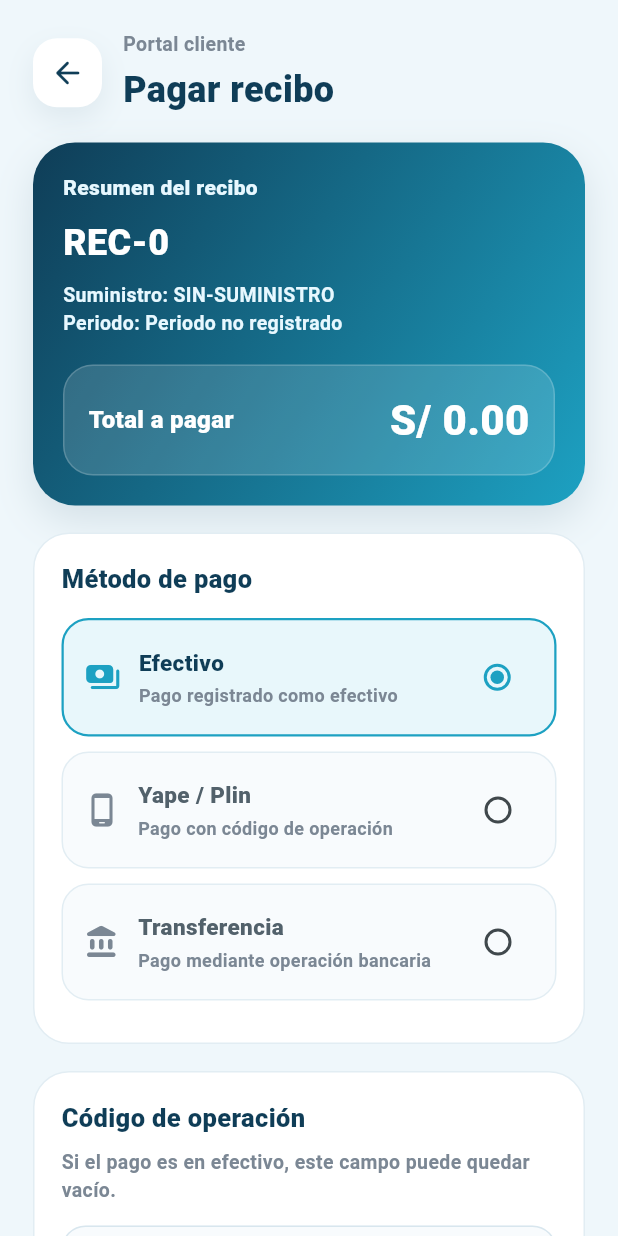
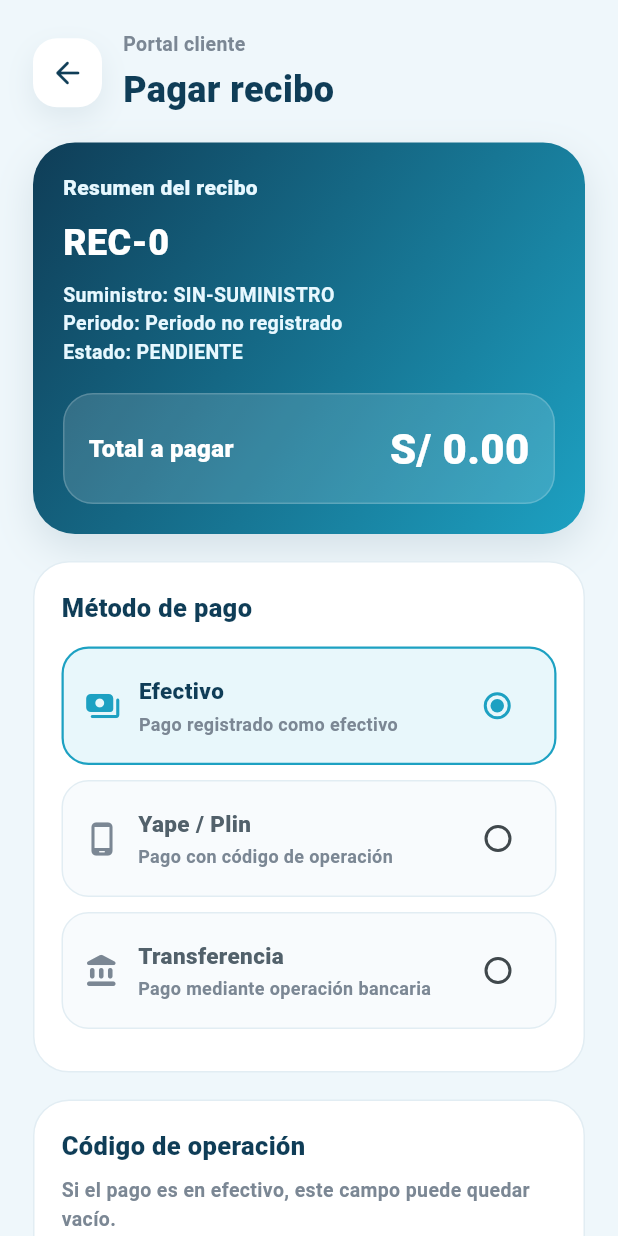
Before and after one commit to LalexDev/Proyecto_Agua, a Flutter app: the PagoCipPage screen opened by its route, on a phone screen of 412 x 824 dp. Run offline on Flutter 3.47's test engine with Material 3 defaults, Android fonts, the phone set to English and light mode, and no system bars; our stand-ins replace flutter_secure_storage, printing; missing offline and left inert: mobile_scanner; accounts and stored records are empty.

Commit message:
Corrige flujo de pago de recibos en app movil

```diff
--- a/mobile-app/jass_huacariz_app/lib/features/pagos/pago_cip_page.dart
+++ b/mobile-app/jass_huacariz_app/lib/features/pagos/pago_cip_page.dart
@@ -1,6 +1,7 @@
 import 'package:flutter/material.dart';
+
+import '../../core/services/pago_service.dart';
 import '../../core/services/recibo_service.dart';
-import '../../core/services/pago_service.dart';
 
 class PagoCipPage extends StatefulWidget {
   const PagoCipPage({super.key});
@@ -36,6 +37,10 @@ class _PagoCipPageState extends State<PagoCipPage> {
       return args;
     }
 
+    if (args is Map) {
+      return Map<String, dynamic>.from(args);
+    }
+
     return {};
   }
 
@@ -43,6 +48,7 @@ class _PagoCipPageState extends State<PagoCipPage> {
     final value = recibo['id'] ?? recibo['idRecibo'] ?? recibo['reciboId'];
 
     if (value is int) return value;
+    if (value is num) return value.toInt();
 
     return int.tryParse(value.toString()) ?? 0;
   }
@@ -115,7 +121,11 @@ class _PagoCipPageState extends State<PagoCipPage> {
 
   double _total(Map<String, dynamic> recibo) {
     return _numero(
-      recibo['total'] ?? recibo['montoTotal'] ?? recibo['importeTotal'] ?? 0,
+      recibo['total'] ??
+          recibo['montoTotal'] ??
+          recibo['importeTotal'] ??
+          recibo['totalPagar'] ??
+          0,
     );
   }
 
@@ -123,18 +133,61 @@ class _PagoCipPageState extends State<PagoCipPage> {
     return _texto(
       recibo['estadoRecibo'] ?? recibo['estado'] ?? recibo['situacion'],
       'PENDIENTE',
+    ).toUpperCase();
+  }
+
+  bool _puedePagar(Map<String, dynamic> recibo) {
+    final estado = _estado(recibo);
+    return estado == 'PENDIENTE' || estado == 'VENCIDO';
+  }
+
+  void _mostrarMensaje(String mensaje, {bool error = false}) {
+    ScaffoldMessenger.of(context).showSnackBar(
+      SnackBar(
+        content: Text(mensaje),
+        backgroundColor:
+            error ? const Color(0xFFD93025) : const Color(0xFF1F8F4D),
+      ),
     );
+  }
+
+  Future<Map<String, dynamic>?> _buscarReciboDelCliente(int idRecibo) async {
+    final misRecibos = await reciboService.listarMisRecibos();
+
+    for (final recibo in misRecibos) {
+      if (_id(recibo) == idRecibo) {
+        return recibo;
+      }
+    }
+
+    return null;
   }
 
   Future<void> registrarPago(Map<String, dynamic> recibo) async {
     final idRecibo = _id(recibo);
 
     if (idRecibo <= 0) {
-    ScaffoldMessenger.of(context).showSnackBar(
-      const SnackBar(
-        content: Text('No se encontró el ID del recibo.'),
-        backgroundColor: Color(0xFFD93025),
-      ),
+      _mostrarMensaje(
+        'No se encontró el ID del recibo.',
+        error: true,
+      );
+      return;
+    }
+
+    if (!_puedePagar(recibo)) {
+      _mostrarMensaje(
+        'Este recibo ya se encuentra pagado o no está disponible para pago.',
+        error: true,
+      );
+      return;
+    }
+
+    final codigoDigitado = codigoOperacionController.text.trim();
+
+    if (metodoPago != 'EFECTIVO' && codigoDigitado.isEmpty) {
+      _mostrarMensaje(
+        'Ingrese el código de operación para $metodoPago.',
+        error: true,
       );
       return;
     }
@@ -144,8 +197,7 @@ Future<void> registrarPago(Map<String, dynamic> recibo) async {
     });
 
     try {
-    // Verifica que el recibo realmente pertenezca al cliente logueado.
-    final reciboCliente = await reciboService.obtenerMiReciboPorId(idRecibo);
+      final reciboCliente = await _buscarReciboDelCliente(idRecibo);
 
       if (reciboCliente == null) {
         if (!mounted) return;
@@ -154,36 +206,27 @@ Future<void> registrarPago(Map<String, dynamic> recibo) async {
           cargando = false;
         });
 
-      ScaffoldMessenger.of(context).showSnackBar(
-        const SnackBar(
-          content: Text(
-            'Este recibo no pertenece al cliente autenticado. Cierra sesión e ingresa con el usuario correcto.',
-          ),
-          backgroundColor: Color(0xFFD93025),
-        ),
+        _mostrarMensaje(
+          'Este recibo no pertenece al cliente autenticado.',
+          error: true,
         );
         return;
       }
 
-    if (_estado(reciboCliente).toUpperCase() == 'PAGADO') {
+      if (_estado(reciboCliente) == 'PAGADO') {
         if (!mounted) return;
 
         setState(() {
           cargando = false;
         });
 
-      ScaffoldMessenger.of(context).showSnackBar(
-        const SnackBar(
-          content: Text('Este recibo ya se encuentra pagado.'),
-          backgroundColor: Color(0xFF1F8F4D),
-        ),
-      );
+        _mostrarMensaje('Este recibo ya se encuentra pagado.');
         return;
       }
 
-    final codigoOperacion = codigoOperacionController.text.trim().isEmpty
+      final codigoOperacion = codigoDigitado.isEmpty
           ? 'APP-${DateTime.now().millisecondsSinceEpoch}'
-        : codigoOperacionController.text.trim();
+          : codigoDigitado;
 
       await pagoService.pagarMiRecibo(
         idRecibo: idRecibo,
@@ -197,12 +240,7 @@ Future<void> registrarPago(Map<String, dynamic> recibo) async {
         cargando = false;
       });
 
-    ScaffoldMessenger.of(context).showSnackBar(
-      const SnackBar(
-        content: Text('Pago registrado correctamente.'),
-        backgroundColor: Color(0xFF1F8F4D),
-      ),
-    );
+      _mostrarMensaje('Pago registrado correctamente.');
 
       Navigator.pushNamedAndRemoveUntil(
         context,
@@ -216,11 +254,9 @@ Future<void> registrarPago(Map<String, dynamic> recibo) async {
         cargando = false;
       });
 
-    ScaffoldMessenger.of(context).showSnackBar(
-      SnackBar(
-        content: Text('Error al registrar pago: $e'),
-        backgroundColor: const Color(0xFFD93025),
-      ),
+      _mostrarMensaje(
+        'Error al registrar pago: ${e.toString().replaceFirst('Exception: ', '')}',
+        error: true,
       );
     }
   }
@@ -264,14 +300,16 @@ Future<void> registrarPago(Map<String, dynamic> recibo) async {
             borderRadius: BorderRadius.circular(16),
             boxShadow: [
               BoxShadow(
-                color: primary.withOpacity(0.08),
+                color: primary.withValues(alpha: 0.08),
                 blurRadius: 16,
                 offset: const Offset(0, 8),
               ),
             ],
           ),
           child: IconButton(
-            onPressed: () {
+            onPressed: cargando
+                ? null
+                : () {
                     Navigator.pop(context);
                   },
             icon: const Icon(
@@ -310,6 +348,8 @@ Future<void> registrarPago(Map<String, dynamic> recibo) async {
   }
 
   Widget _buildResumenPago(Map<String, dynamic> recibo) {
+    final estado = _estado(recibo);
+
     return Container(
       width: double.infinity,
       padding: const EdgeInsets.all(20),
@@ -325,7 +365,7 @@ Future<void> registrarPago(Map<String, dynamic> recibo) async {
         borderRadius: BorderRadius.circular(28),
         boxShadow: [
           BoxShadow(
-            color: primary.withOpacity(0.12),
+            color: primary.withValues(alpha: 0.12),
             blurRadius: 22,
             offset: const Offset(0, 10),
           ),
@@ -368,14 +408,24 @@ Future<void> registrarPago(Map<String, dynamic> recibo) async {
               fontWeight: FontWeight.w700,
             ),
           ),
+          Text(
+            'Estado: $estado',
+            style: const TextStyle(
+              color: Color(0xFFE7F8FF),
+              fontSize: 13,
+              fontWeight: FontWeight.w700,
+            ),
+          ),
           const SizedBox(height: 18),
           Container(
             width: double.infinity,
             padding: const EdgeInsets.all(16),
             decoration: BoxDecoration(
-              color: Colors.white.withOpacity(0.14),
+              color: Colors.white.withValues(alpha: 0.14),
               borderRadius: BorderRadius.circular(20),
-              border: Border.all(color: Colors.white.withOpacity(0.18)),
+              border: Border.all(
+                color: Colors.white.withValues(alpha: 0.18),
+              ),
             ),
             child: Row(
               children: [
@@ -468,6 +518,8 @@ Future<void> registrarPago(Map<String, dynamic> recibo) async {
   }
 
   Widget _buildOperacionInput() {
+    final requiereCodigo = metodoPago != 'EFECTIVO';
+
     return Container(
       width: double.infinity,
       padding: const EdgeInsets.all(18),
@@ -479,18 +531,22 @@ Future<void> registrarPago(Map<String, dynamic> recibo) async {
       child: Column(
         crossAxisAlignment: CrossAxisAlignment.start,
         children: [
-          const Text(
-            'Código de operación',
-            style: TextStyle(
+          Text(
+            requiereCodigo
+                ? 'Código de operación obligatorio'
+                : 'Código de operación',
+            style: const TextStyle(
               color: primary,
               fontSize: 17,
               fontWeight: FontWeight.w900,
             ),
           ),
           const SizedBox(height: 8),
-          const Text(
-            'Si el pago es en efectivo, este campo puede quedar vacío.',
-            style: TextStyle(
+          Text(
+            requiereCodigo
+                ? 'Ingrese el código generado por Yape, Plin o banco.'
+                : 'Si el pago es en efectivo, este campo puede quedar vacío.',
+            style: const TextStyle(
               color: muted,
               fontSize: 13,
               fontWeight: FontWeight.w700,
@@ -499,8 +555,10 @@ Future<void> registrarPago(Map<String, dynamic> recibo) async {
           const SizedBox(height: 14),
           TextField(
             controller: codigoOperacionController,
+            enabled: !cargando,
+            textInputAction: TextInputAction.done,
             decoration: InputDecoration(
-              hintText: 'Ej. 842913 / APP automático',
+              hintText: requiereCodigo ? 'Ej. 842913' : 'APP automático',
               filled: true,
               fillColor: const Color(0xFFF8FBFD),
               border: OutlineInputBorder(
@@ -523,11 +581,13 @@ Future<void> registrarPago(Map<String, dynamic> recibo) async {
   }
 
   Widget _buildBotonPagar(Map<String, dynamic> recibo) {
+    final puedePagar = _puedePagar(recibo);
+
     return SizedBox(
       width: double.infinity,
       height: 54,
       child: ElevatedButton.icon(
-        onPressed: cargando ? null : () => registrarPago(recibo),
+        onPressed: cargando || !puedePagar ? null : () => registrarPago(recibo),
         icon: cargando
             ? const SizedBox(
                 width: 20,
@@ -539,7 +599,11 @@ Future<void> registrarPago(Map<String, dynamic> recibo) async {
               )
             : const Icon(Icons.check_circle_rounded),
         label: Text(
-          cargando ? 'Registrando pago...' : 'Confirmar pago',
+          cargando
+              ? 'Registrando pago...'
+              : puedePagar
+                  ? 'Confirmar pago'
+                  : 'Recibo no disponible',
           style: const TextStyle(
             fontWeight: FontWeight.w900,
             fontSize: 16,
@@ -549,6 +613,8 @@ Future<void> registrarPago(Map<String, dynamic> recibo) async {
           backgroundColor: secondary,
           foregroundColor: Colors.white,
           elevation: 0,
+          disabledBackgroundColor: const Color(0xFFB6C7D0),
+          disabledForegroundColor: Colors.white,
           shape: RoundedRectangleBorder(
             borderRadius: BorderRadius.circular(17),
           ),
```
Lines whose indentation alone changed are shown as unchanged.
